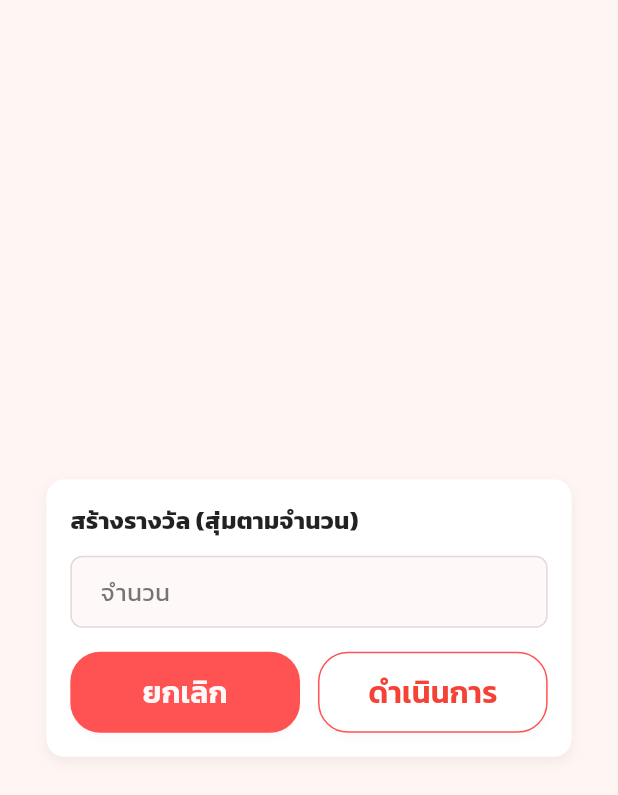
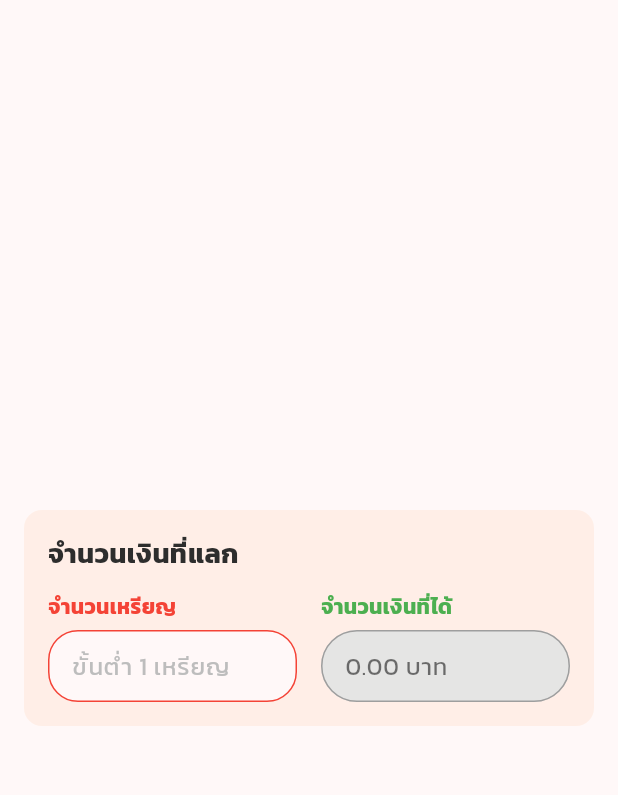
Before and after one commit to TheeraphatStudent/Locatto, a Flutter app: the screen it shows after launch, on a phone screen of 412 x 824 dp. Shown: the top 795 px of the screen. Run offline on Flutter 3.47's test engine with Material 3 defaults, Android fonts, the phone set to English and light mode, and no system bars; our stand-ins replace file_picker, flutter_secure_storage, qr_flutter; missing offline and left inert: dart_jsonwebtoken, flutter_popup_card; project files that could hold a hidden picture were left out.

Commit message:
Exchanged_money

```diff
--- /dev/null
+++ b/app/lib/components/Exchanged_money.dart
@@ -0,0 +1,127 @@
+import 'package:flutter/material.dart';
+
+class Exchanged_money extends StatefulWidget {
+  const Exchanged_money({super.key});
+
+  @override
+  State<Exchanged_money> createState() => _ExchangedMoneyState();
+}
+
+class _ExchangedMoneyState extends State<Exchanged_money> {
+  final TextEditingController _coinController = TextEditingController();
+  double money = 0.0;
+
+  void _updateAmount(String value) {
+    if (value.isEmpty) {
+      setState(() {
+        money = 0.0;
+      });
+      return;
+    }
+    final coins = int.tryParse(value) ?? 0;
+    setState(() {
+      money = coins * 1.0;
+    });
+  }
+
+  @override
+  Widget build(BuildContext context) {
+    return Container(
+      margin: const EdgeInsets.all(16),
+      padding: const EdgeInsets.all(16),
+      decoration: BoxDecoration(
+        color: const Color.fromARGB(221, 255, 237, 228),
+        borderRadius: BorderRadius.circular(12),
+      ),
+      child: Column(
+        crossAxisAlignment: CrossAxisAlignment.start,
+        mainAxisSize: MainAxisSize.min,
+        children: [
+          const Text(
+            "จำนวนเงินที่แลก",
+            style: TextStyle(
+              fontWeight: FontWeight.bold,
+              fontSize: 18,
+            ),
+          ),
+          const SizedBox(height: 12),
+
+          Row(
+            mainAxisAlignment: MainAxisAlignment.spaceBetween,
+            children: [
+              Expanded(
+                child: Column(
+                  crossAxisAlignment: CrossAxisAlignment.start,
+                  children: [
+                    const Text(
+                      "จำนวนเหรียญ",
+                      style: TextStyle(color: Colors.red,fontWeight: FontWeight.bold),
+                    ),
+                    const SizedBox(height: 6),
+                    TextField(
+                      controller: _coinController,
+                      keyboardType: TextInputType.number,
+                      onChanged: _updateAmount,
+                      decoration: InputDecoration(
+                        hintText: "ขั้นต่ำ 1 เหรียญ",
+                        contentPadding: const EdgeInsets.symmetric(
+                          horizontal: 12,
+                          vertical: 10,
+                        ),
+                        border: OutlineInputBorder(
+                          borderRadius: BorderRadius.circular(20),
+                        ),
+                        enabledBorder: OutlineInputBorder(
+                          borderRadius: BorderRadius.circular(20),
+                          borderSide: const BorderSide(color: Colors.red),
+                        ),
+                        focusedBorder: OutlineInputBorder(
+                          borderRadius: BorderRadius.circular(30),
+                          borderSide: const BorderSide(color: Colors.red, width: 2),
+                        ),
+                      ),
+                    ),
+                  ],
+                ),
+              ),
+
+              const SizedBox(width: 16),
+
+              Expanded(
+                child: Column(
+                  crossAxisAlignment: CrossAxisAlignment.start,
+                  children: [
+                    const Text(
+                      "จำนวนเงินที่ได้",
+                      style: TextStyle(color: Colors.green,fontWeight: FontWeight.bold),
+                    ),
+                    const SizedBox(height: 6),
+                    TextField(
+                      enabled: false,
+                      decoration: InputDecoration(
+                        fillColor: const Color.fromARGB(241, 228, 228, 228),
+                        hintText: "${money.toStringAsFixed(2)} บาท",
+                        hintStyle: const TextStyle(color: Colors.black54),
+                        contentPadding: const EdgeInsets.symmetric(
+                          horizontal: 12,
+                          vertical: 10,
+                        ),
+                        border: OutlineInputBorder(
+                          borderRadius: BorderRadius.circular(20),
+                        ),
+                        disabledBorder: OutlineInputBorder(
+                          borderRadius: BorderRadius.circular(30),
+                          borderSide: const BorderSide(color: Colors.grey),
+                        ),
+                      ),
+                    ),
+                  ],
+                ),
+              ),
+            ],
+          ),
+        ],
+      ),
+    );
+  }
+}
--- a/app/lib/pages/test.dart
+++ b/app/lib/pages/test.dart
@@ -1,15 +1,15 @@
 import 'package:app/components/Box_make_reward.dart';
 import 'package:flutter/material.dart';
+import 'package:app/components/Exchanged_money.dart';
 
 class TestPage extends StatelessWidget {
   const TestPage({super.key});
 
   @override
   Widget build(BuildContext context) {
-    return Scaffold(
-      backgroundColor: const Color(0xFFFFF5F2),
+    return const Scaffold(
       body: Center(
-        child: Box_make_reward(),
+        child: Exchanged_money(),
       ),
     );
   }
```
